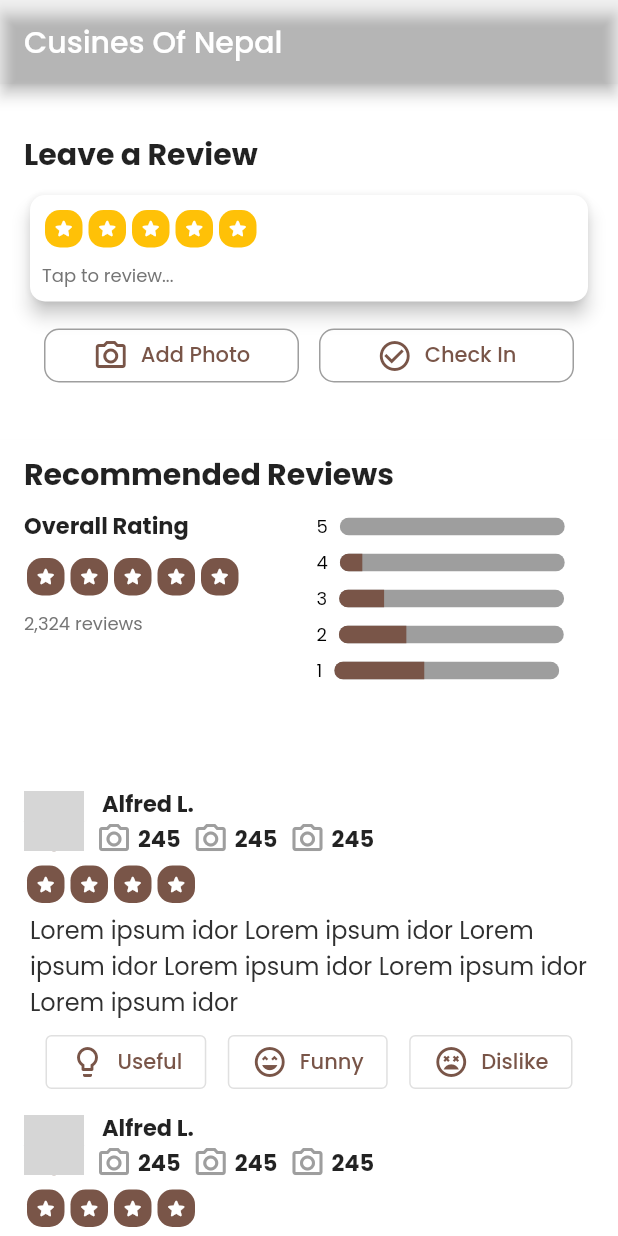
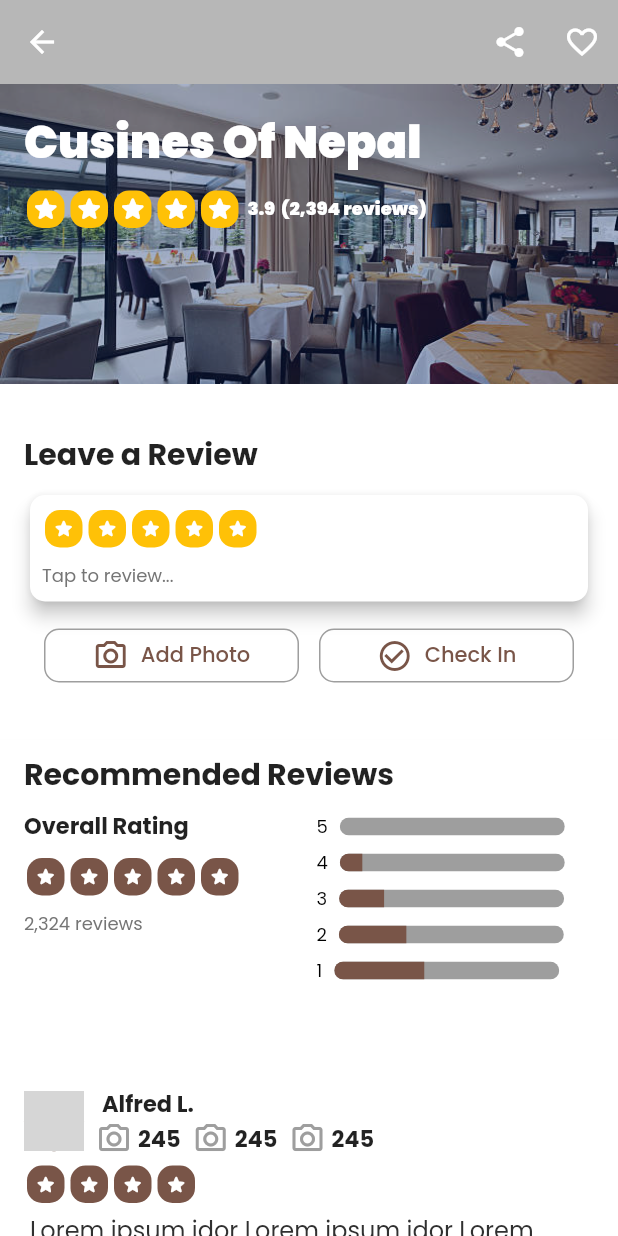
Before and after one commit to TahaMirza50/Bitesy, a Flutter app: the screen it shows once a user with an empty profile is signed in, on a phone screen of 412 x 824 dp. Run offline on Flutter 3.47's test engine with Material 2 defaults, Android fonts, the phone set to English and light mode, and no system bars; drawn by our look-alikes of carousel_slider; our stand-ins replace bloc, cloud_firestore, email_validator, firebase_auth, firebase_core, get and 3 more; missing offline and left inert: flutter_facebook_auth, twitter_login; accounts and stored records are empty; network calls fail; grey boxes are pictures that could not be loaded.

Commit message:
Cover part of resturant page done

```diff
--- a/lib/features/restaurant/presentation/ui/restaurant.dart
+++ b/lib/features/restaurant/presentation/ui/restaurant.dart
@@ -1,5 +1,7 @@
 import 'package:flutter/material.dart';
+import 'package:carousel_slider/carousel_slider.dart';
 import 'package:resturant_review_app/features/restaurant/sections/review/presentation/ui/restaurant_review.dart';
+import 'package:resturant_review_app/features/restaurant/widgets/star.dart';
 
 class RestaurantPage extends StatefulWidget {
   const RestaurantPage({super.key});
@@ -10,35 +12,201 @@ class RestaurantPage extends StatefulWidget {
 
 class _RestaurantPageState extends State<RestaurantPage> {
   bool _showAppBarBackground = false;
+  late ScrollController _scrollController;
 
   @override
   void initState() {
     super.initState();
+    _scrollController = ScrollController();
+    _scrollController.addListener(_onScroll);
+  }
+
+  @override
+  void dispose() {
+    _scrollController.dispose();
+    super.dispose();
+  }
+
+  void _onScroll() {
+    setState(() {
+      _showAppBarBackground = _scrollController.offset > 0;
+    });
   }
 
   @override
   Widget build(BuildContext context) {
-    return Scaffold(appBar: _buildAppBar(), body: _buildBody());
+    return Scaffold(
+        extendBodyBehindAppBar: true,
+        appBar: _buildAppBar(),
+        body: _buildBody());
   }
 
-  SingleChildScrollView _buildBody() {
-    return SingleChildScrollView(
-    child: Column(
-      children: const [
-        RestaurantReview()
+  ListView _buildBody() {
+    return ListView(
+      controller: _scrollController,
+      children: [
+        Stack(
+          children: [
+            _buildCarousel(),
+            _buildOverlayedContent(),
+          ],
+        ),
+        const RestaurantReview()
       ],
-    ),
-  );
+    );
+  }
+
+  Container _buildOverlayedContent() {
+    return Container(
+      padding: EdgeInsets.all(16.0),
+      alignment: Alignment.centerLeft,
+      child: Column(
+        crossAxisAlignment: CrossAxisAlignment.start,
+        children: [
+          Text(
+            'Cusines Of Nepal',
+            style: TextStyle(
+              fontSize: 30,
+              fontWeight: FontWeight.w900,
+              color: Colors.white,
+            ),
+          ),
+          SizedBox(height: 8),
+          Row(
+            children: [
+              for (int i = 0; i < 5; i++)
+                Star(width: 25, height: 25, color: Colors.amber, starSize: 20),
+              SizedBox(width: 4),
+              Text(
+                '3.9',
+                style: TextStyle(
+                  fontSize: 12,
+                  fontWeight: FontWeight.w900,
+                  color: Colors.white,
+                ),
+              ),
+              SizedBox(width: 4),
+              Text(
+                '(2,394 reviews)',
+                style: TextStyle(
+                  fontSize: 12,
+                  fontWeight: FontWeight.w900,
+                  color: Colors.white,
+                ),
+              ),
+            ],
+          ),
+          SizedBox(width: 4),
+        ],
+      ),
+    );
+  }
+
+  CarouselSlider _buildCarousel() {
+    return CarouselSlider(
+      items: [
+        //1st Image of Slider
+        Container(
+          color: Colors.black,
+          child: Stack(
+            children: [
+              Positioned.fill(
+                child: Opacity(
+                  opacity: 0.8,
+                  child: Image.asset('assets/images/resturantpage.jpg',
+                      fit: BoxFit.cover),
+                ),
+              ),
+              Container(
+                color: Color.fromRGBO(5, 65, 196, 0.19),
+              ),
+            ],
+          ),
+        ),
+        //2nd Image of Slider
+        Container(
+          color: Colors.black,
+          child: Stack(
+            children: [
+              Positioned.fill(
+                child: Opacity(
+                  opacity: 0.8,
+                  child: Image.asset('assets/images/resturantpage.jpg',
+                      fit: BoxFit.cover),
+                ),
+              ),
+              Container(
+                color: Color.fromRGBO(5, 65, 196, 0.19),
+              ),
+            ],
+          ),
+        ),
+        //3rd Image of Slider
+        Container(
+          color: Colors.black,
+          child: Stack(
+            children: [
+              Positioned.fill(
+                child: Opacity(
+                  opacity: 0.8,
+                  child: Image.asset('assets/images/resturantpage.jpg',
+                      fit: BoxFit.cover),
+                ),
+              ),
+              Container(
+                color: Color.fromRGBO(5, 65, 196, 0.19),
+              ),
+            ],
+          ),
+        ),
+      ],
+
+      //Slider Container properties
+      options: CarouselOptions(
+        height: 200,
+        viewportFraction: 1.0,
+        autoPlay: true,
+        autoPlayInterval: Duration(seconds: 3),
+        autoPlayAnimationDuration: Duration(milliseconds: 800),
+        autoPlayCurve: Curves.fastOutSlowIn,
+        pauseAutoPlayOnTouch: true,
+        enlargeCenterPage: true,
+      ),
+    );
   }
 
   AppBar _buildAppBar() => AppBar(
+        elevation: _showAppBarBackground ? 4.0 : 0,
         backgroundColor:
-            _showAppBarBackground ? Colors.white : Colors.transparent,
-        title: Text(
-          'Cusines Of Nepal',
-          style: TextStyle(
+            _showAppBarBackground ? Colors.white : Color(0x44000000),
+        leading: IconButton(
+          icon: Icon(
+            Icons.arrow_back_outlined,
             color: _showAppBarBackground ? Colors.black : Colors.white,
           ),
+          onPressed: () {},
         ),
+        actions: [
+          IconButton(
+            icon: Icon(
+              Icons.share,
+              color: _showAppBarBackground ? Colors.black : Colors.white,
+            ),
+            onPressed: () {},
+          ),
+          IconButton(
+            icon: Icon(
+              Icons.favorite_border,
+              color: _showAppBarBackground ? Colors.black : Colors.white,
+            ),
+            onPressed: () {},
+          ),
+        ],
+        title: _showAppBarBackground
+            ? Text(
+                'Cusines Of Nepal',
+                style: TextStyle(color: Colors.black),
+              )
+            : null,
       );
 }
```
